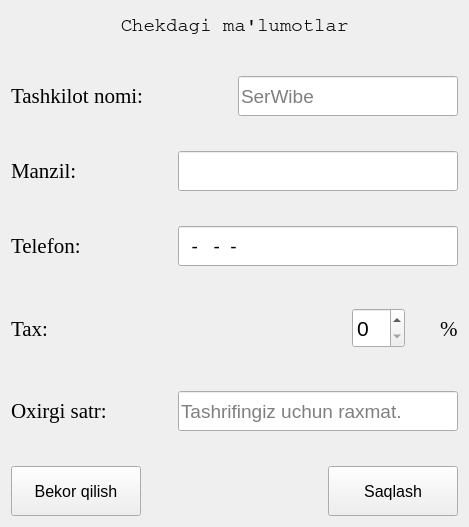
First picture: the form in Resources/ui/settings_widget.ui, repository hasanbekme/SerWibe, before the edit.
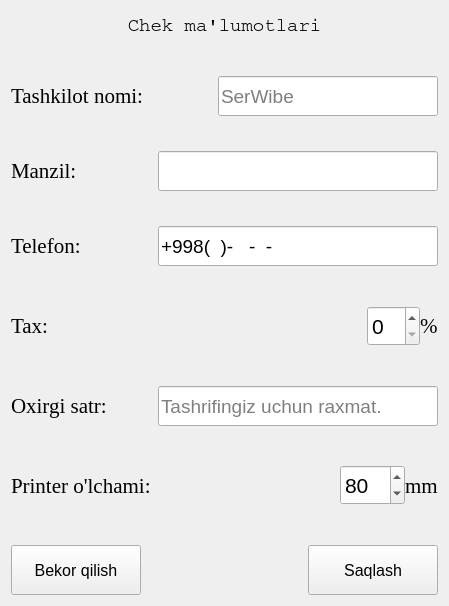
Second picture: the form after the edit. Icons and pictures are not drawn.

Commit message: Printer width adjusment feature has been added

The edit to the form file:
```diff
--- a/Resources/ui/settings_widget.ui
+++ b/Resources/ui/settings_widget.ui
@@ -6,8 +6,8 @@
    <rect>
     <x>0</x>
     <y>0</y>
-    <width>469</width>
-    <height>527</height>
+    <width>449</width>
+    <height>606</height>
    </rect>
   </property>
   <property name="windowTitle">
@@ -39,7 +39,7 @@
         </font>
        </property>
        <property name="text">
-        <string>Chekdagi ma'lumotlar</string>
+        <string>Chek ma'lumotlari</string>
        </property>
        <property name="alignment">
         <set>Qt::AlignCenter</set>
@@ -163,7 +163,7 @@
           </font>
          </property>
          <property name="inputMask">
-          <string>99-999-99-99</string>
+          <string>\+\9\9\8\(99)-999-99-99</string>
          </property>
          <property name="placeholderText">
           <string/>
@@ -202,6 +202,9 @@
        </item>
        <item>
         <layout class="QHBoxLayout" name="horizontalLayout_6">
+         <property name="spacing">
+          <number>0</number>
+         </property>
          <item>
           <widget class="QSpinBox" name="tax_edit">
            <property name="minimumSize">
@@ -283,6 +286,84 @@
        </item>
       </layout>
      </item>
+     <item>
+      <layout class="QHBoxLayout" name="horizontalLayout_8">
+       <item>
+        <widget class="QLabel" name="p">
+         <property name="font">
+          <font>
+           <family>Georgia</family>
+           <pointsize>16</pointsize>
+          </font>
+         </property>
+         <property name="text">
+          <string>Printer o'lchami:</string>
+         </property>
+        </widget>
+       </item>
+       <item>
+        <spacer name="horizontalSpacer_3">
+         <property name="orientation">
+          <enum>Qt::Horizontal</enum>
+         </property>
+         <property name="sizeHint" stdset="0">
+          <size>
+           <width>40</width>
+           <height>20</height>
+          </size>
+         </property>
+        </spacer>
+       </item>
+       <item>
+        <layout class="QHBoxLayout" name="horizontalLayout_9">
+         <property name="spacing">
+          <number>0</number>
+         </property>
+         <item>
+          <widget class="QSpinBox" name="printer_width_edit">
+           <property name="minimumSize">
+            <size>
+             <width>40</width>
+             <height>40</height>
+            </size>
+           </property>
+           <property name="maximumSize">
+            <size>
+             <width>16777215</width>
+             <height>40</height>
+            </size>
+           </property>
+           <property name="font">
+            <font>
+             <family>Arial</family>
+             <pointsize>16</pointsize>
+            </font>
+           </property>
+           <property name="maximum">
+            <number>210</number>
+           </property>
+           <property name="value">
+            <number>80</number>
+           </property>
+          </widget>
+         </item>
+         <item>
+          <widget class="QLabel" name="tax_label_4">
+           <property name="font">
+            <font>
+             <family>Georgia</family>
+             <pointsize>16</pointsize>
+            </font>
+           </property>
+           <property name="text">
+            <string>mm</string>
+           </property>
+          </widget>
+         </item>
+        </layout>
+       </item>
+      </layout>
+     </item>
      <item>
       <layout class="QHBoxLayout" name="horizontalLayout_5">
        <item>
```
The commit also changes 4 other files.
